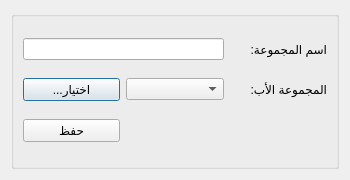
Qt form Ui_AddGroup.ui (rabee361/E-commerce2) before a commit.
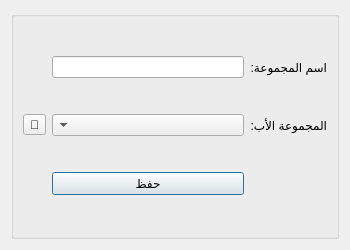
The same form after that commit.

The edit to the form file:
```diff
--- a/Ui_AddGroup.ui
+++ b/Ui_AddGroup.ui
@@ -7,7 +7,7 @@
     <x>0</x>
     <y>0</y>
     <width>350</width>
-    <height>180</height>
+    <height>250</height>
    </rect>
   </property>
   <property name="minimumSize">
@@ -19,7 +19,7 @@
   <property name="maximumSize">
    <size>
     <width>350</width>
-    <height>180</height>
+    <height>250</height>
    </size>
   </property>
   <property name="windowTitle">
@@ -29,43 +29,43 @@
    <enum>Qt::RightToLeft</enum>
   </property>
   <layout class="QGridLayout" name="gridLayout">
-   <item row="0" column="0">
+   <item row="0" column="1">
     <widget class="QGroupBox" name="groupBox">
      <property name="layoutDirection">
-      <enum>Qt::LeftToRight</enum>
+      <enum>Qt::RightToLeft</enum>
      </property>
      <property name="title">
       <string/>
      </property>
      <layout class="QGridLayout" name="gridLayout_2">
-      <item row="0" column="0" colspan="2">
-       <widget class="QLineEdit" name="name_input"/>
-      </item>
-      <item row="0" column="2">
+      <item row="1" column="0">
        <widget class="QLabel" name="label">
         <property name="text">
          <string>اسم المجموعة:</string>
         </property>
        </widget>
       </item>
-      <item row="1" column="0">
-       <widget class="QPushButton" name="select_parent_btn">
-        <property name="text">
-         <string>...اختيار</string>
-        </property>
-       </widget>
-      </item>
       <item row="1" column="1">
-       <widget class="QComboBox" name="parent_combobox"/>
+       <widget class="QLineEdit" name="name_input"/>
       </item>
-      <item row="1" column="2">
+      <item row="2" column="0">
        <widget class="QLabel" name="label_2">
         <property name="text">
          <string>المجموعة الأب:</string>
         </property>
        </widget>
       </item>
-      <item row="2" column="0">
+      <item row="2" column="1">
+       <widget class="QComboBox" name="parent_combobox"/>
+      </item>
+      <item row="2" column="2">
+       <widget class="QToolButton" name="select_parent_btn">
+        <property name="text">
+         <string>🔎</string>
+        </property>
+       </widget>
+      </item>
+      <item row="3" column="1">
        <widget class="QPushButton" name="save_btn">
         <property name="text">
          <string>حفظ</string>
```
